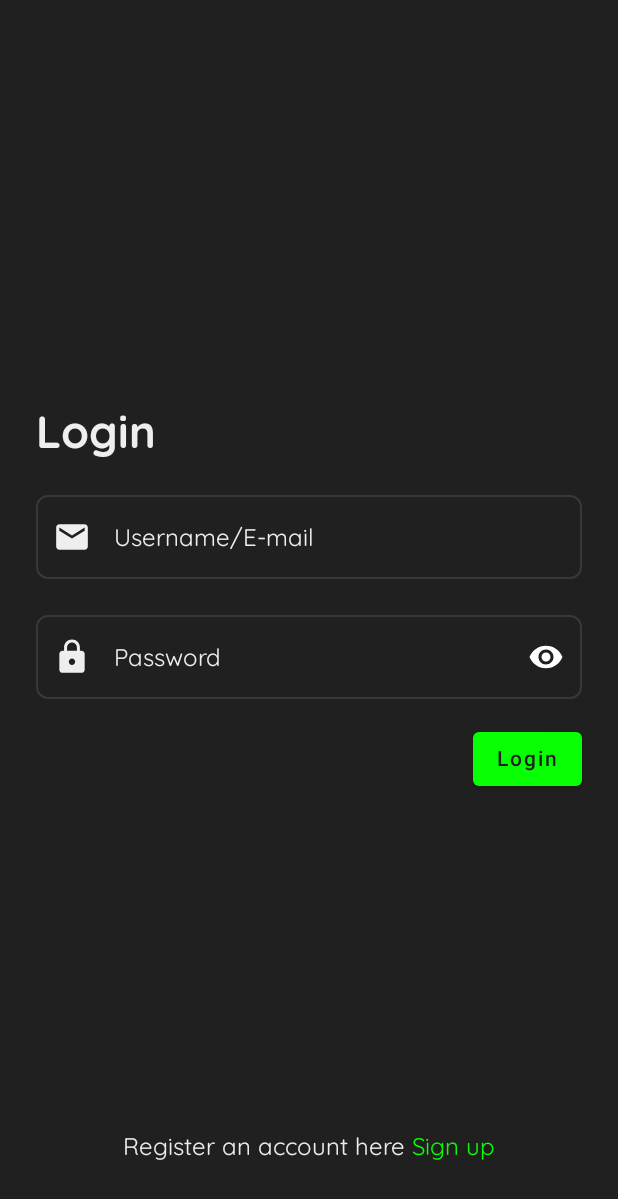
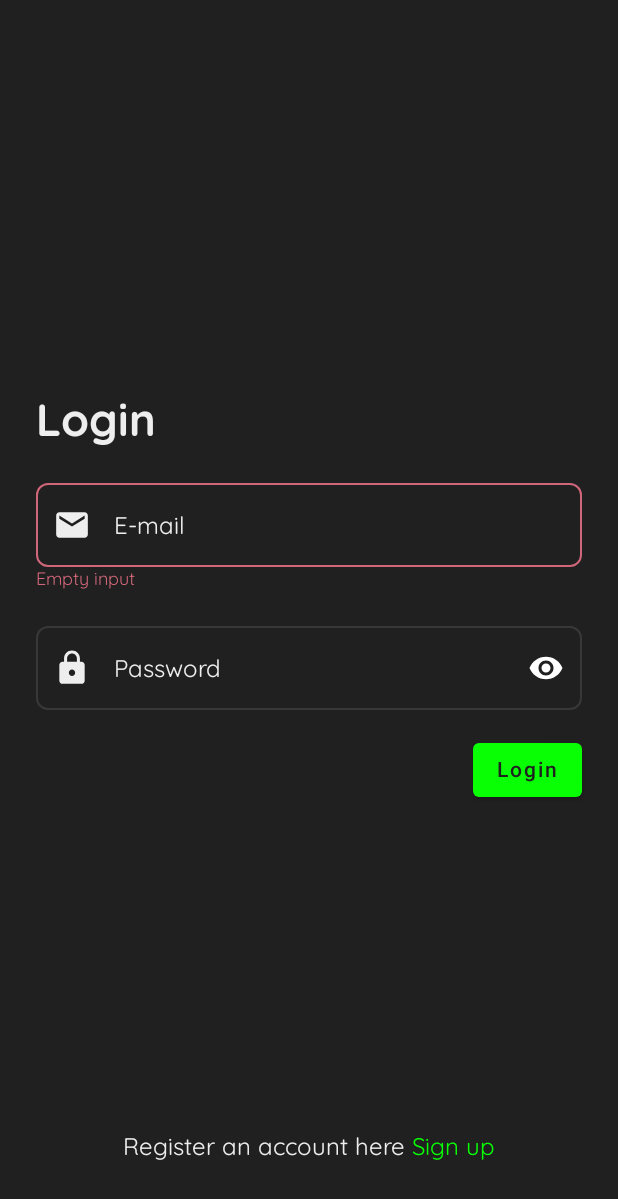
Before and after one commit to Fr4nc1e/ShareBlock, an Android app built with Jetpack Compose: the composable LoginScreen shown on its own in the app's theme, after a tap on "Login", on a phone screen of 412 x 824 dp. Shown: the top 1199 px of the screen. Run offline under Robolectric (Android 15) with nearby library versions, the phone set to English and light mode, and no system bars; our stand-ins replace Dagger/Hilt's generated code; libraries missing offline, so code that uses them is left out: com.ramcosta.composedestinations; 2 statements that could not run were skipped.

Commit message:
Complete RegisterScreen and LoginScreen

```diff
--- /dev/null
+++ b/app/src/main/java/com/code/block/presentation/loginscreen/LoginEvent.kt
@@ -0,0 +1,9 @@
+package com.code.block.presentation.loginscreen
+
+sealed class LoginEvent {
+    data class EnteredEmail(val email: String) : LoginEvent()
+    data class EnteredPassword(val password: String) : LoginEvent()
+    object ClearEmail : LoginEvent()
+    object TogglePasswordVisibility : LoginEvent()
+    object Login : LoginEvent()
+}
--- a/app/src/main/java/com/code/block/presentation/loginscreen/LoginScreen.kt
+++ b/app/src/main/java/com/code/block/presentation/loginscreen/LoginScreen.kt
@@ -2,13 +2,11 @@ package com.code.block.presentation.loginscreen
 
 import androidx.compose.foundation.clickable
 import androidx.compose.foundation.layout.* // ktlint-disable no-wildcard-imports
-import androidx.compose.material.Button
-import androidx.compose.material.Icon
-import androidx.compose.material.MaterialTheme
-import androidx.compose.material.Text
+import androidx.compose.material.* // ktlint-disable no-wildcard-imports
 import androidx.compose.material.icons.Icons
 import androidx.compose.material.icons.filled.Email
 import androidx.compose.material.icons.filled.Lock
+import androidx.compose.material.icons.outlined.Close
 import androidx.compose.runtime.Composable
 import androidx.compose.ui.Alignment
 import androidx.compose.ui.Modifier
@@ -36,6 +34,8 @@ fun LoginScreen(
     navigator: DestinationsNavigator,
     viewModel: LoginViewModel = hiltViewModel()
 ) {
+    val state = viewModel.state
+
     Box(
         modifier = Modifier
             .fillMaxSize()
@@ -59,19 +59,29 @@ fun LoginScreen(
 
             Spacer(modifier = Modifier.height(SpaceMedium))
 
-            // Username/E-mail Input
+            // E-mail Input
             StandardTextField(
-                text = viewModel.state.usernameText,
+                text = state.value.emailText,
                 onValueChange = {
-                    viewModel.setUsernameText(it)
+                    viewModel.onEvent(LoginEvent.EnteredEmail(it))
                 },
-                hint = stringResource(id = R.string.login_hint),
+                hint = stringResource(id = R.string.email_hint),
                 label = {
                     Text(
-                        text = "Username/E-mail",
+                        text = stringResource(id = R.string.email_label),
                         style = MaterialTheme.typography.body1
                     )
                 },
+                error = when (state.value.emailError) {
+                    is LoginState.EmailError.FieldEmpty -> {
+                        stringResource(id = R.string.this_field_cant_be_empty)
+                    }
+                    is LoginState.EmailError.InvalidEmail -> {
+                        stringResource(id = R.string.invalid_email)
+                    }
+                    else -> ""
+                },
+                keyboardType = KeyboardType.Email,
                 leadingIcon = {
                     Icon(
                         imageVector = Icons.Default.Email,
@@ -80,25 +90,49 @@ fun LoginScreen(
                         modifier = Modifier.size(IconSizeMedium)
                     )
                 },
-                keyboardType = KeyboardType.Email,
-                error = viewModel.state.usernameError
+                trailingIcon = {
+                    if (state.value.emailText.isNotEmpty()) {
+                        IconButton(
+                            onClick = {
+                                viewModel.onEvent(LoginEvent.ClearEmail)
+                            }
+                        ) {
+                            Icon(
+                                imageVector = Icons.Outlined.Close,
+                                contentDescription = stringResource(id = R.string.clear_text),
+                                tint = MaterialTheme.colors.onBackground,
+                                modifier = Modifier.size(IconSizeMedium)
+                            )
+                        }
+                    }
+                }
             )
 
             Spacer(modifier = Modifier.height(SpaceMedium))
 
             // Password Input
             StandardTextField(
-                text = viewModel.state.passwordText,
+                text = state.value.passwordText,
                 onValueChange = {
-                    viewModel.setPasswordText(it)
+                    viewModel.onEvent(LoginEvent.EnteredPassword(it))
                 },
                 hint = stringResource(id = R.string.password_hint),
                 label = {
                     Text(
-                        text = "Password",
+                        text = stringResource(id = R.string.password_label),
                         style = MaterialTheme.typography.body1
                     )
                 },
+                error = when (state.value.passwordError) {
+                    is LoginState.PasswordError.FieldEmpty -> {
+                        stringResource(id = R.string.this_field_cant_be_empty)
+                    }
+                    is LoginState.PasswordError.InvalidPassword -> {
+                        stringResource(id = R.string.login_invalid_password)
+                    }
+                    else -> ""
+                },
+                keyboardType = KeyboardType.Password,
                 leadingIcon = {
                     Icon(
                         imageVector = Icons.Default.Lock,
@@ -107,11 +141,9 @@ fun LoginScreen(
                         modifier = Modifier.size(IconSizeMedium)
                     )
                 },
-                keyboardType = KeyboardType.Password,
-                error = viewModel.state.passwordError,
-                isPasswordVisible = viewModel.state.showPassword,
+                isPasswordVisible = state.value.isPasswordVisible,
                 onPasswordToggleClick = {
-                    viewModel.setShowPassword(it)
+                    viewModel.onEvent(LoginEvent.TogglePasswordVisibility)
                 }
             )
 
@@ -121,9 +153,15 @@ fun LoginScreen(
                 modifier = Modifier
                     .align(Alignment.End),
                 onClick = {
-                    navigator.navigate(MainFeedScreenDestination) {
-                        popUpTo(LoginScreenDestination.route) {
-                            inclusive = true
+                    viewModel.onEvent(LoginEvent.Login)
+                    if (
+                        state.value.passwordError == null && state.value.emailError == null &&
+                        !state.value.authError
+                    ) {
+                        navigator.navigate(MainFeedScreenDestination) {
+                            popUpTo(LoginScreenDestination.route) {
+                                inclusive = true
+                            }
                         }
                     }
                 }
--- a/app/src/main/java/com/code/block/presentation/loginscreen/LoginState.kt
+++ b/app/src/main/java/com/code/block/presentation/loginscreen/LoginState.kt
@@ -1,9 +1,20 @@
 package com.code.block.presentation.loginscreen
 
 data class LoginState(
-    val usernameText: String = "",
+    val emailText: String = "",
+    val emailError: EmailError? = null,
     val passwordText: String = "",
-    val showPassword: Boolean = false,
-    val usernameError: String = "",
-    val passwordError: String = ""
-)
+    val passwordError: PasswordError? = null,
+    val authError: Boolean = false,
+    val isPasswordVisible: Boolean = false
+) {
+    sealed class EmailError {
+        object FieldEmpty : EmailError()
+        object InvalidEmail : EmailError()
+    }
+
+    sealed class PasswordError {
+        object FieldEmpty : PasswordError()
+        object InvalidPassword : PasswordError()
+    }
+}
--- a/app/src/main/java/com/code/block/presentation/loginscreen/LoginViewModel.kt
+++ b/app/src/main/java/com/code/block/presentation/loginscreen/LoginViewModel.kt
@@ -1,34 +1,86 @@
 package com.code.block.presentation.loginscreen
 
+import android.util.Patterns
+import androidx.compose.runtime.State
 import androidx.compose.runtime.getValue
 import androidx.compose.runtime.mutableStateOf
 import androidx.compose.runtime.setValue
 import androidx.lifecycle.ViewModel
+import com.code.block.utils.Constants
 import dagger.hilt.android.lifecycle.HiltViewModel
 import javax.inject.Inject
 
 @HiltViewModel
 class LoginViewModel @Inject constructor() : ViewModel() {
 
-    var state by mutableStateOf(LoginState())
+    private val _state = mutableStateOf(LoginState())
+    val state: State<LoginState> = _state
 
-    fun setUsernameText(username: String) {
-        state = state.copy(usernameText = username)
+    fun onEvent(event: LoginEvent) {
+        when (event) {
+            is LoginEvent.EnteredEmail -> {
+                _state.value = _state.value.copy(
+                    emailText = event.email
+                )
+            }
+            is LoginEvent.EnteredPassword -> {
+                _state.value = _state.value.copy(
+                    passwordText = event.password
+                )
+            }
+            is LoginEvent.ClearEmail -> {
+                _state.value = _state.value.copy(
+                    emailText = ""
+                )
+            }
+            is LoginEvent.TogglePasswordVisibility -> {
+                _state.value = _state.value.copy(
+                    isPasswordVisible = !state.value.isPasswordVisible
+                )
+            }
+            is LoginEvent.Login -> {
+                checkEmailAndPassword(
+                    email = state.value.emailText,
+                    password = state.value.passwordText
+                )
+            }
+        }
     }
 
-    fun setPasswordText(password: String) {
-        state = state.copy(passwordText = password)
-    }
+    private fun checkEmailAndPassword(email: String, password: String) {
+        val trimmedEmail = email.trim()
+        val trimmedPassword = password.trim()
 
-    fun setIsUsernameError(error: String) {
-        state = state.copy(usernameError = error)
-    }
+        if (trimmedEmail.isBlank()) {
+            _state.value = _state.value.copy(
+                emailError = LoginState.EmailError.FieldEmpty
+            )
+            return
+        }
+        if (trimmedPassword.isBlank()) {
+            _state.value = _state.value.copy(
+                passwordError = LoginState.PasswordError.FieldEmpty
+            )
+            return
+        }
+        if (!Patterns.EMAIL_ADDRESS.matcher(email).matches()) {
+            _state.value = _state.value.copy(
+                emailError = LoginState.EmailError.InvalidEmail
+            )
+            return
+        }
+        if (trimmedPassword != Constants.TEST_PASSWORD || trimmedEmail != Constants.TEST_EMAIL) {
+            _state.value = _state.value.copy(
+                authError = true,
+                passwordError = LoginState.PasswordError.InvalidPassword
+            )
+            return
+        }
 
-    fun setIsPasswordError(error: String) {
-        state = state.copy(passwordError = error)
-    }
-
-    fun setShowPassword(showPassword: Boolean) {
-        state = state.copy(showPassword = showPassword)
+        _state.value = _state.value.copy(
+            emailError = null,
+            passwordError = null,
+            authError = false
+        )
     }
 }
--- a/app/src/main/java/com/code/block/presentation/registerscreen/RegisterEvent.kt
+++ b/app/src/main/java/com/code/block/presentation/registerscreen/RegisterEvent.kt
@@ -6,7 +6,6 @@ sealed class RegisterEvent {
     data class EnteredPassword(val password: String) : RegisterEvent()
     object ClearUsername : RegisterEvent()
     object ClearEmail : RegisterEvent()
-    object ClearPassword : RegisterEvent()
     object TogglePasswordVisibility : RegisterEvent()
     object Register : RegisterEvent()
 }
--- a/app/src/main/java/com/code/block/presentation/registerscreen/RegisterViewModel.kt
+++ b/app/src/main/java/com/code/block/presentation/registerscreen/RegisterViewModel.kt
@@ -39,11 +39,6 @@ class RegisterViewModel @Inject constructor() : ViewModel() {
             is RegisterEvent.ClearEmail -> {
                 _state.value = _state.value.copy(
                     emailText = ""
-                )
-            }
-            is RegisterEvent.ClearPassword -> {
-                _state.value = _state.value.copy(
-                    passwordText = ""
                 )
             }
             is RegisterEvent.TogglePasswordVisibility -> {
--- a/app/src/main/java/com/code/block/utils/Constants.kt
+++ b/app/src/main/java/com/code/block/utils/Constants.kt
@@ -6,4 +6,6 @@ object Constants {
     const val MIN_PASSWORD_LENGTH = 6
     const val LOGIN_PAGE = false
     const val REGISTER_PAGE = true
+    const val TEST_EMAIL = "940567715@gmail.com"
+    const val TEST_PASSWORD = "A123456"
 }
--- a/app/src/main/res/values/strings.xml
+++ b/app/src/main/res/values/strings.xml
@@ -1,22 +1,26 @@
 <resources>
     <string name="app_name">Block</string>
     <string name="login">Login</string>
-    <string name="login_hint">Enter username/e-mail</string>
-    <string name="password_hint">Enter password</string>
+    <string name="login_hint">Please enter the username/e-mail</string>
+    <string name="password_hint">Please enter the password</string>
+    <string name="password_label">Password</string>
     <string name="password_visible_content_description">Hide password</string>
     <string name="password_hidden_content_description">Show password</string>
     <string name="register_an_account">Register an account here</string>
     <string name="sign_up">Sign up</string>
     <string name="email_icon">Email Icon</string>
     <string name="register">Register</string>
-    <string name="email_hint">Enter e-mail</string>
+    <string name="email_hint">Please enter the e-mail</string>
+    <string name="email_label">E-mail</string>
     <string name="this_field_cant_be_empty">Empty input</string>
     <string name="invalid_email">Invalid email</string>
     <string name="clear_text">Clear text</string>
-    <string name="username_hint">Enter username</string>
-    <string name="username_too_short">Username is too short</string>
+    <string name="username_hint">Please enter the username</string>
+    <string name="username_label">Username</string>
+    <string name="username_too_short">Username is too short.</string>
     <string name="user_icon">User icon</string>
-    <string name="password_too_short">Password is too short</string>
-    <string name="invalid_password">Invalid password</string>
+    <string name="password_too_short">Password is too short.</string>
+    <string name="invalid_password">Password must contain a least one capital letter and numbers.</string>
     <string name="password_icon">Password icon</string>
+    <string name="login_invalid_password">Invalid password or e-mail</string>
 </resources>
```
Also changed, not shown: app/src/main/java/com/code/block/presentation/registerscreen/RegisterScreen.kt (+22 -4 lines).
